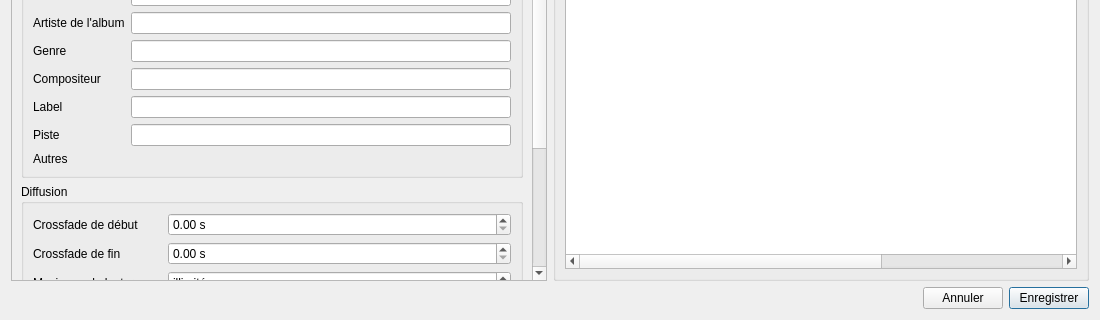
Old version of the form src/machincast/interface/ui/fiche_sonore.ui in the repository dascritch/machincast; both pictures show x 0 to 1100 and y 440 to 760 of the 1100 by 760 pixel window.
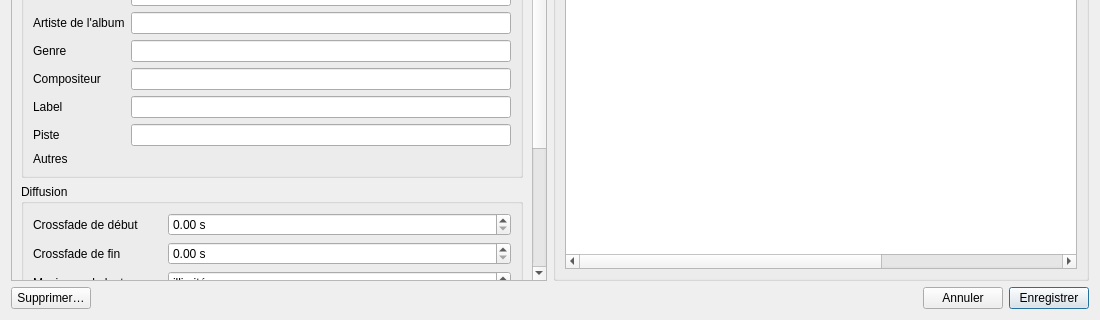
New version of the form.

```diff
--- a/src/machincast/interface/ui/fiche_sonore.ui
+++ b/src/machincast/interface/ui/fiche_sonore.ui
@@ -531,7 +531,17 @@
     </layout>
    </item>
    <item>
-    <layout class="QHBoxLayout" name="pied" stretch="1,0,0">
+    <layout class="QHBoxLayout" name="pied" stretch="0,1,0,0">
+     <item>
+      <widget class="QPushButton" name="supprimer">
+       <property name="text">
+        <string>Supprimer…</string>
+       </property>
+       <property name="toolTip">
+        <string>Supprime l'élément de la base, après confirmation ; aucun fichier n'est touché.</string>
+       </property>
+      </widget>
+     </item>
      <item>
       <widget class="QLabel" name="message">
        <property name="wordWrap">
```
